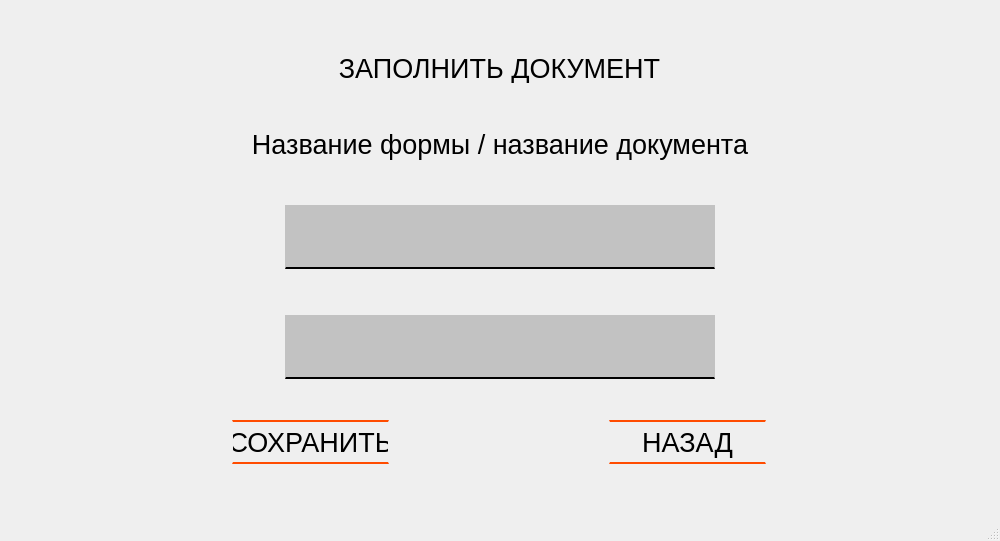
Before: the Qt Designer form Main_Form.ui in Morskoikot/-------, drawn with Qt 5.
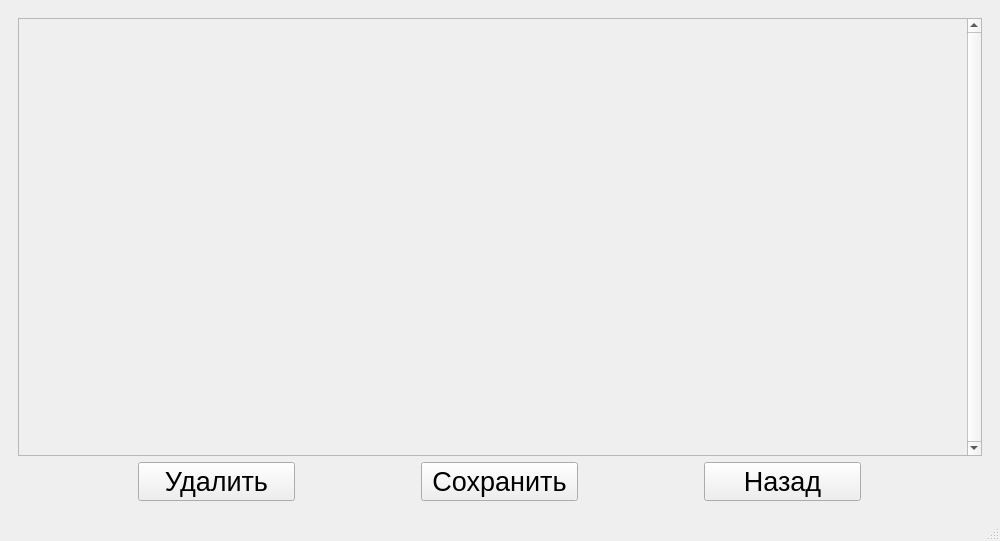
After: the same form once the commit is applied. The open tabs and pages were chosen to show the change. Icons and pictures are not drawn.

What changed in the file:
```diff
--- a/Main_Form.ui
+++ b/Main_Form.ui
@@ -4165,15 +4165,53 @@
        </property>
        <layout class="QVBoxLayout" name="verticalLayout_11">
         <item>
-         <layout class="QVBoxLayout" name="verticalLayout_4">
+         <widget class="QScrollArea" name="scrollArea_2">
+          <property name="maximumSize">
+           <size>
+            <width>16777215</width>
+            <height>16777215</height>
+           </size>
+          </property>
+          <property name="styleSheet">
+           <string notr="true"/>
+          </property>
+          <property name="verticalScrollBarPolicy">
+           <enum>Qt::ScrollBarAlwaysOn</enum>
+          </property>
+          <property name="widgetResizable">
+           <bool>true</bool>
+          </property>
+          <property name="alignment">
+           <set>Qt::AlignHCenter|Qt::AlignTop</set>
+          </property>
+          <widget class="QWidget" name="scrollAreaWidgetContents_4">
+           <property name="geometry">
+            <rect>
+             <x>0</x>
+             <y>0</y>
+             <width>961</width>
+             <height>442</height>
+            </rect>
+           </property>
+           <property name="layoutDirection">
+            <enum>Qt::LeftToRight</enum>
+           </property>
+           <layout class="QVBoxLayout" name="verticalLayout_29">
+            <property name="sizeConstraint">
+             <enum>QLayout::SetDefaultConstraint</enum>
+            </property>
+           </layout>
+          </widget>
+         </widget>
+        </item>
           <item>
            <layout class="QHBoxLayout" name="horizontalLayout_6">
             <item>
-             <widget class="QLabel" name="label">
+           <widget class="QPushButton" name="Button_Trash_2">
               <property name="maximumSize">
                <size>
-                <width>777</width>
-                <height>30</height>
+              <width>157</width>
+              <height>44</height>
                </size>
               </property>
               <property name="font">
@@ -4182,116 +4220,28 @@
                </font>
               </property>
               <property name="styleSheet">
-               <string notr="true"/>
-              </property>
-              <property name="text">
-               <string>ЗАПОЛНИТЬ ДОКУМЕНТ</string>
-              </property>
-              <property name="alignment">
-               <set>Qt::AlignCenter</set>
-              </property>
-             </widget>
-            </item>
-           </layout>
-          </item>
-          <item>
-           <layout class="QHBoxLayout" name="horizontalLayout_20">
-            <item>
-             <widget class="QLabel" name="label_2">
-              <property name="maximumSize">
-               <size>
-                <width>600</width>
-                <height>40</height>
-               </size>
-              </property>
-              <property name="font">
-               <font>
-                <pointsize>20</pointsize>
-               </font>
-              </property>
-              <property name="styleSheet">
-               <string notr="true">#label_2 {
+             <string notr="true">#Button_Trash {
+border-top: 2px solid;
+border-top-color: rgb(255, 76, 0);
 border-bottom: 2px solid;
+border-bottom-color: rgb(255, 76, 0);
+}
+#Button_Trash:hover {
+
+}
+#Button_Trash:pressed { 
+
 }</string>
               </property>
               <property name="text">
-               <string>Название формы / название документа</string>
-              </property>
-              <property name="alignment">
-               <set>Qt::AlignCenter</set>
-              </property>
-             </widget>
-            </item>
-           </layout>
-          </item>
+             <string>Удалить</string>
+            </property>
+           </widget>
+          </item>
           <item>
-           <layout class="QHBoxLayout" name="horizontalLayout_15">
-            <item>
-             <layout class="QVBoxLayout" name="verticalLayout_5" stretch="0,0">
-              <item>
-               <layout class="QHBoxLayout" name="horizontalLayout_18" stretch="0">
-                <property name="spacing">
-                 <number>6</number>
-                </property>
-                <property name="bottomMargin">
-                 <number>20</number>
-                </property>
-                <item>
-                 <widget class="QLineEdit" name="Poisk">
+           <widget class="QPushButton" name="Button_Save_2">
                   <property name="maximumSize">
                    <size>
-                    <width>430</width>
-                    <height>64</height>
-                   </size>
-                  </property>
-                  <property name="styleSheet">
-                   <string notr="true">border-top: 0px solid;
-border-bottom: 2px solid;
-background-color: rgb(194, 194, 194);</string>
-                  </property>
-                 </widget>
-                </item>
-               </layout>
-              </item>
-              <item>
-               <layout class="QVBoxLayout" name="verticalLayout_6">
-                <item>
-                 <layout class="QHBoxLayout" name="horizontalLayout_19">
-                  <property name="topMargin">
-                   <number>20</number>
-                  </property>
-                  <item>
-                   <widget class="QLineEdit" name="lineEdit">
-                    <property name="maximumSize">
-                     <size>
-                      <width>430</width>
-                      <height>64</height>
-                     </size>
-                    </property>
-                    <property name="styleSheet">
-                     <string notr="true">border-top: 0px solid;
-border-bottom: 2px solid;
-background-color: rgb(194, 194, 194);</string>
-                    </property>
-                   </widget>
-                  </item>
-                 </layout>
-                </item>
-               </layout>
-              </item>
-             </layout>
-            </item>
-           </layout>
-          </item>
-          <item>
-           <layout class="QHBoxLayout" name="horizontalLayout_17"/>
-          </item>
-          <item>
-           <layout class="QHBoxLayout" name="horizontalLayout_16">
-            <item>
-             <widget class="QPushButton" name="Button_Save_Fill_2">
-              <property name="maximumSize">
-               <size>
                 <width>157</width>
                 <height>44</height>
                </size>
@@ -4302,7 +4252,7 @@
                </font>
               </property>
               <property name="styleSheet">
-               <string notr="true">#Button_Save_Fill_2 {
+             <string notr="true">#Button_Save {
 border-top: 2px solid;
 border-top-color: rgb(255, 76, 0);
 border-bottom: 2px solid;
@@ -4316,12 +4266,12 @@
 }</string>
               </property>
               <property name="text">
-               <string>СОХРАНИТЬ</string>
+             <string>Сохранить</string>
               </property>
              </widget>
             </item>
             <item>
-             <widget class="QPushButton" name="Button_Back_Fill_3">
+           <widget class="QPushButton" name="Button_Back_2">
               <property name="maximumSize">
                <size>
                 <width>157</width>
@@ -4334,7 +4284,7 @@
                </font>
               </property>
               <property name="styleSheet">
-               <string notr="true">#Button_Back_Fill_3 {
+             <string notr="true">#Button_Back {
 border-top: 2px solid;
 border-top-color: rgb(255, 76, 0);
 border-bottom: 2px solid;
@@ -4348,11 +4298,9 @@
 }</string>
               </property>
               <property name="text">
-               <string>НАЗАД</string>
-              </property>
-             </widget>
-            </item>
-           </layout>
+             <string>Назад</string>
+            </property>
+           </widget>
           </item>
          </layout>
         </item>
```
Left out of the diff: 16 changed lines with no effect on the pictures. Lines whose indentation alone changed are shown as unchanged.
